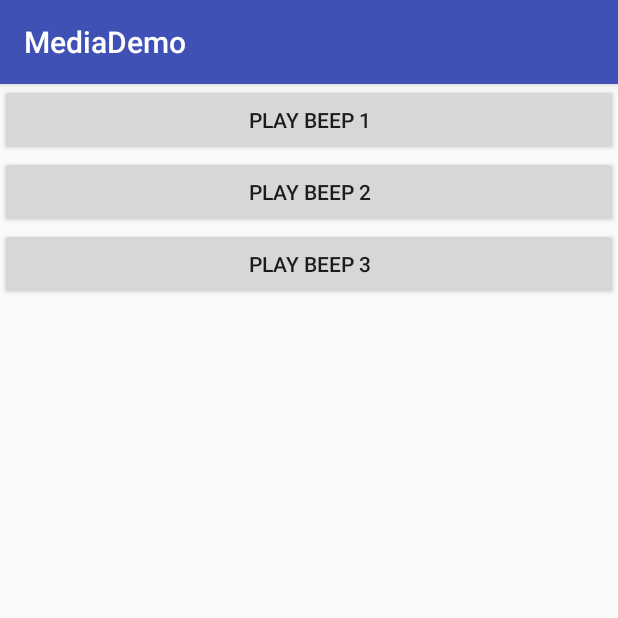
After one commit to liuuuu/MediaDemo, an Android app: the SoundPoolActivity screen opened directly, with no data from a screen before it, on a phone screen of 412 x 824 dp, the top half of it. The commit adds this screen. Run offline under Robolectric (Android 15) with nearby library versions, the phone set to English and light mode, and no system bars.

Commit message:
添加音效播放

```diff
--- a/app/src/main/AndroidManifest.xml
+++ b/app/src/main/AndroidManifest.xml
@@ -38,7 +38,8 @@
         <activity android:name=".RecordActivity" />
         <activity android:name=".VideoCaptureActivity" />
         <activity android:name=".PlayActivity" />
-        <activity android:name=".VideoActivity"></activity>
+        <activity android:name=".VideoActivity" />
+        <activity android:name=".SoundPoolActivity"></activity>
     </application>
 
 </manifest>
--- a/app/src/main/java/com/liuuuu/mediademo/MainActivity.java
+++ b/app/src/main/java/com/liuuuu/mediademo/MainActivity.java
@@ -13,12 +13,13 @@ import java.util.List;
 public class MainActivity extends ListActivity {
 
     Class[] classes = {TakePicture.class, TakeVideoActivity.class, PreviewActivity.class, RecordActivity.class,
-            VideoCaptureActivity.class, PlayActivity.class, VideoActivity.class};
+            VideoCaptureActivity.class, PlayActivity.class, VideoActivity.class, SoundPoolActivity.class};
 
     @Override
     protected void onCreate(Bundle savedInstanceState) {
         super.onCreate(savedInstanceState);
-        String[] activities = {"拍摄照片", "拍摄视频", "自定义摄像头覆盖层", "录制音频", "自定义视频采集", "音频播放", "视频播放器"};
+        String[] activities = {"拍摄照片", "拍摄视频", "自定义摄像头覆盖层", "录制音频", "自定义视频采集",
+                "音频播放", "视频播放器", "播放音效"};
         ArrayAdapter<String> arrayAdapter = new ArrayAdapter<String>(
                 this, android.R.layout.simple_list_item_1, android.R.id.text1, activities);
         setListAdapter(arrayAdapter);
--- /dev/null
+++ b/app/src/main/java/com/liuuuu/mediademo/SoundPoolActivity.java
@@ -0,0 +1,72 @@
+package com.liuuuu.mediademo;
+
+import android.content.res.AssetManager;
+import android.media.AudioManager;
+import android.media.SoundPool;
+import android.support.v7.app.AppCompatActivity;
+import android.os.Bundle;
+import android.util.SparseIntArray;
+import android.view.View;
+import android.widget.Toast;
+
+import java.io.IOException;
+
+public class SoundPoolActivity extends AppCompatActivity implements View.OnClickListener{
+
+    private AudioManager mAudioManager;
+    private SoundPool mSoundPool;
+    private SparseIntArray mSoundMap;
+
+    @Override
+    protected void onCreate(Bundle savedInstanceState) {
+        super.onCreate(savedInstanceState);
+        setContentView(R.layout.activity_sound_pool);
+        // 得到 AudioManager 系统服务
+        mAudioManager = (AudioManager) getSystemService(AUDIO_SERVICE);
+        // 设置声音池，通过标准的扬声器输出每次只播放一个音频
+        mSoundPool = new SoundPool(1, AudioManager.STREAM_MUSIC, 0);
+
+        findViewById(R.id.button_beep1).setOnClickListener(this);
+        findViewById(R.id.button_beep2).setOnClickListener(this);
+        findViewById(R.id.button_beep3).setOnClickListener(this);
+
+        // 加载每个音频并把他们的 streamId 保存到一个 Map 中
+        mSoundMap = new SparseIntArray();
+        AssetManager manager = getAssets();
+        try {
+            int streamId;
+            streamId = mSoundPool.load(manager.openFd("Beep1.ogg"), 1);
+            mSoundMap.put(R.id.button_beep1, streamId);
+
+            streamId = mSoundPool.load(manager.openFd("Beep2.ogg"), 1);
+            mSoundMap.put(R.id.button_beep2, streamId);
+
+            streamId = mSoundPool.load(manager.openFd("Beep3.ogg"), 1);
+            mSoundMap.put(R.id.button_beep3, streamId);
+
+        } catch (IOException e) {
+            Toast.makeText(this, "Error Loading Sound Effects", Toast.LENGTH_SHORT).show();
+        }
+
+    }
+
+    @Override
+    protected void onDestroy() {
+        super.onDestroy();
+        mSoundPool.release();
+        mSoundPool = null;
+    }
+
+    @Override
+    public void onClick(View v) {
+        // 查找适合的音频ID
+        int streamId = mSoundMap.get(v.getId());
+        if (streamId > 0) {
+            float streamVolumeCurrent = mAudioManager.getStreamVolume(AudioManager.STREAM_MUSIC);
+            float streamVolumeMax = mAudioManager.getStreamMaxVolume(AudioManager.STREAM_MUSIC);
+            float volume = streamVolumeCurrent / streamVolumeMax;
+            // 使用指定的音量播放音频，不循环播放并且使用标准的播放速度
+            mSoundPool.play(streamId, volume, volume, 1, 0, 1.0f);
+        }
+    }
+}
--- /dev/null
+++ b/app/src/main/res/layout/activity_sound_pool.xml
@@ -0,0 +1,27 @@
+<?xml version="1.0" encoding="utf-8"?>
+<LinearLayout xmlns:android="http://schemas.android.com/apk/res/android"
+    xmlns:tools="http://schemas.android.com/tools"
+    android:layout_width="match_parent"
+    android:layout_height="match_parent"
+    android:orientation="vertical"
+    tools:context=".SoundPoolActivity">
+
+    <Button
+        android:id="@+id/button_beep1"
+        android:layout_width="match_parent"
+        android:layout_height="wrap_content"
+        android:text="Play Beep 1" />
+
+    <Button
+        android:id="@+id/button_beep2"
+        android:layout_width="match_parent"
+        android:layout_height="wrap_content"
+        android:text="Play Beep 2" />
+
+    <Button
+        android:id="@+id/button_beep3"
+        android:layout_width="match_parent"
+        android:layout_height="wrap_content"
+        android:text="Play Beep 3" />
+
+</LinearLayout>
```
Also changed, not shown: 4 other files.
